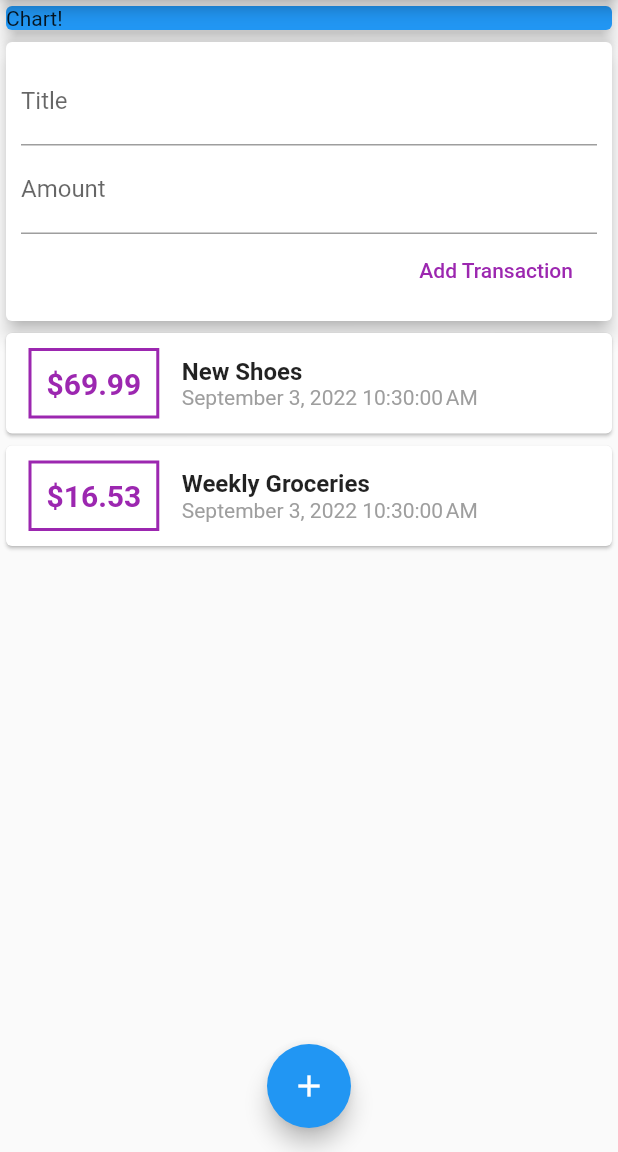
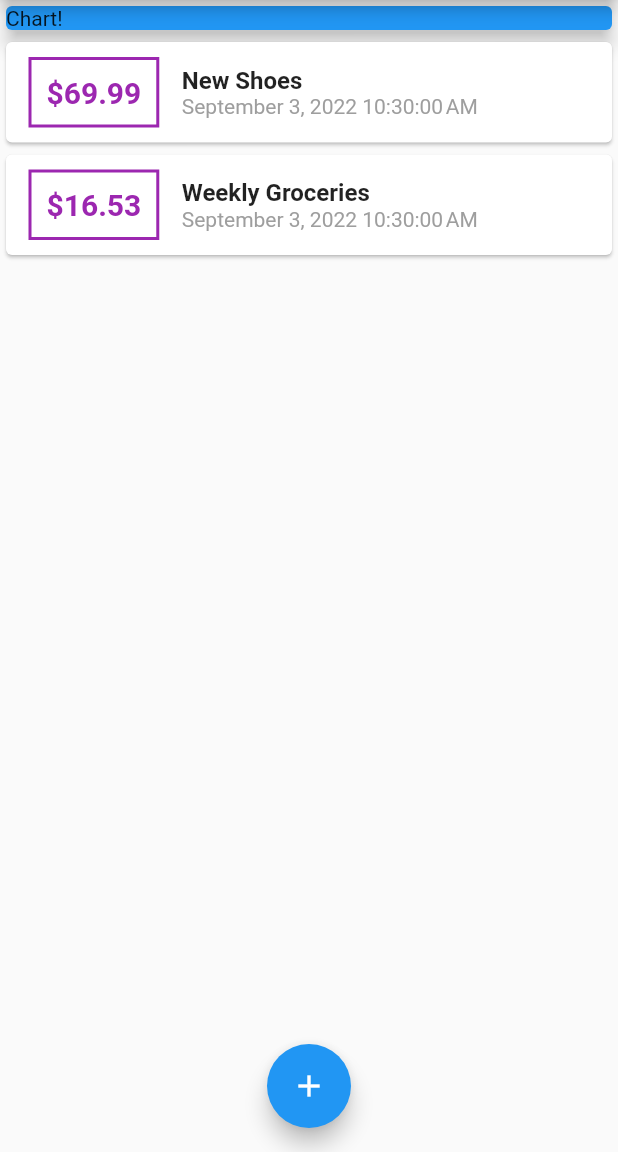
Before and after one commit to abdullah-bd/my_expense_app, a Flutter app: the screen it shows after launch, on a phone screen of 412 x 824 dp, the part 84-1236 px from its top. Run offline on Flutter 3.47's test engine with Material 2 defaults, Android fonts, the phone set to English and light mode, and no system bars.

```diff
--- a/lib/main.dart
+++ b/lib/main.dart
@@ -1,5 +1,8 @@
 import 'package:flutter/material.dart';
-import 'package:my_expense_app/widgets/user_transactions.dart';
+import 'package:my_expense_app/widgets/new_transaction.dart';
+import 'package:my_expense_app/widgets/transaction_list.dart';
+
+import 'models/transaction.dart';
 
 void main() {
   runApp(const MyApp());
@@ -22,7 +25,52 @@ class MyApp extends StatelessWidget {
   }
 }
 
-class MyHomePage extends StatelessWidget {
+class MyHomePage extends StatefulWidget {
+
+  @override
+  State<MyHomePage> createState() => _MyHomePageState();
+}
+
+class _MyHomePageState extends State<MyHomePage> {
+  final List<Transaction> transactions = [
+    Transaction(
+      id: 't1',
+      title: 'New Shoes',
+      amount: 69.99,
+      date: DateTime.now(),
+    ),
+    Transaction(
+      id: 't2',
+      title: 'Weekly Groceries',
+      amount: 16.53,
+      date: DateTime.now(),
+    ),
+  ];
+
+  void _startAddNewTransaction(BuildContext ctx) {
+    showModalBottomSheet(
+        context: ctx,
+        builder: (_) {
+          return GestureDetector(
+            onTap: () {},
+            child: NewTransaction(_addTransaction),
+            behavior: HitTestBehavior.opaque,
+          );
+        });
+  }
+
+  void _addTransaction(String title, double amount) {
+    final newTx = Transaction(
+      title: title,
+      amount: amount,
+      date: DateTime.now(),
+      id: DateTime.now().toString(),
+    );
+    setState(() {
+      transactions.add(newTx);
+    });
+  }
+
   @override
   Widget build(BuildContext context) {
     return Scaffold(
@@ -31,8 +79,7 @@ class MyHomePage extends StatelessWidget {
         actions: [
           IconButton(
             icon: const Icon(Icons.add),
-            onPressed: () {
-            },
+            onPressed: () {},
           ),
         ],
       ),
@@ -43,24 +90,21 @@ class MyHomePage extends StatelessWidget {
           children: <Widget>[
             Container(
               width: double.infinity,
-              child: Card(
+              child: const Card(
                 color: Colors.blue,
+                elevation: 5,
                 child: Text('Chart!'),
-                elevation: 5,
               ),
             ),
-            UserTransations(),
+
+            TransactionList(transactions),
           ],
         ),
       ),
       floatingActionButtonLocation: FloatingActionButtonLocation.centerFloat,
       floatingActionButton: FloatingActionButton(
         child: const Icon(Icons.add),
-
-        onPressed: () {
-
-
-        },
+        onPressed: () => _startAddNewTransaction(context),
       ),
     );
   }
--- a/lib/widgets/user_transactions.dart
+++ /dev/null
@@ -1,49 +0,0 @@
-import 'package:flutter/material.dart';
-import 'package:my_expense_app/widgets/transaction_list.dart';
-
-import '../models/transaction.dart';
-import 'new_transaction.dart';
-
-class UserTransations extends StatefulWidget {
-
-  @override
-  State<UserTransations> createState() => _UserTransationsState();
-}
-
-class _UserTransationsState extends State<UserTransations> {
-  final List<Transaction> transactions = [
-    Transaction(
-      id: 't1',
-      title: 'New Shoes',
-      amount: 69.99,
-      date: DateTime.now(),
-    ),
-    Transaction(
-      id: 't2',
-      title: 'Weekly Groceries',
-      amount: 16.53,
-      date: DateTime.now(),
-    ),
-  ];
-
-  void _addTransaction(String title, double amount) {
-    final newTx = Transaction(
-      title: title,
-      amount: amount,
-      date: DateTime.now(),
-      id: DateTime.now().toString(),
-    );
-    setState(() {
-      transactions.add(newTx);
-    });
-  }
-  @override
-  Widget build(BuildContext context) {
-    return Column(
-      children: [
-        NewTransaction(_addTransaction),
-        TransactionList(transactions),
-      ],
-    );
-  }
-}
```
